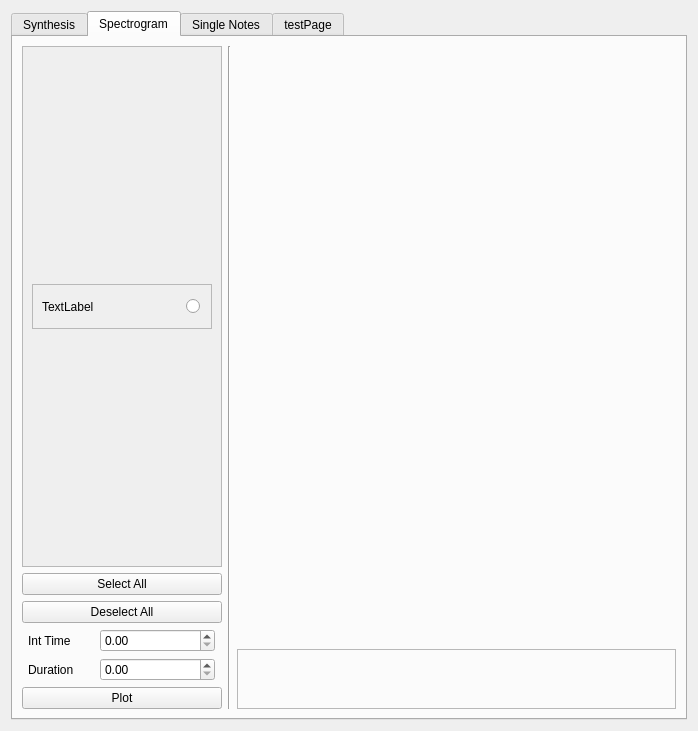
Before: the Qt Designer form designer/gui.ui in AlexStephan/ASSD_TP2, drawn with Qt 5.
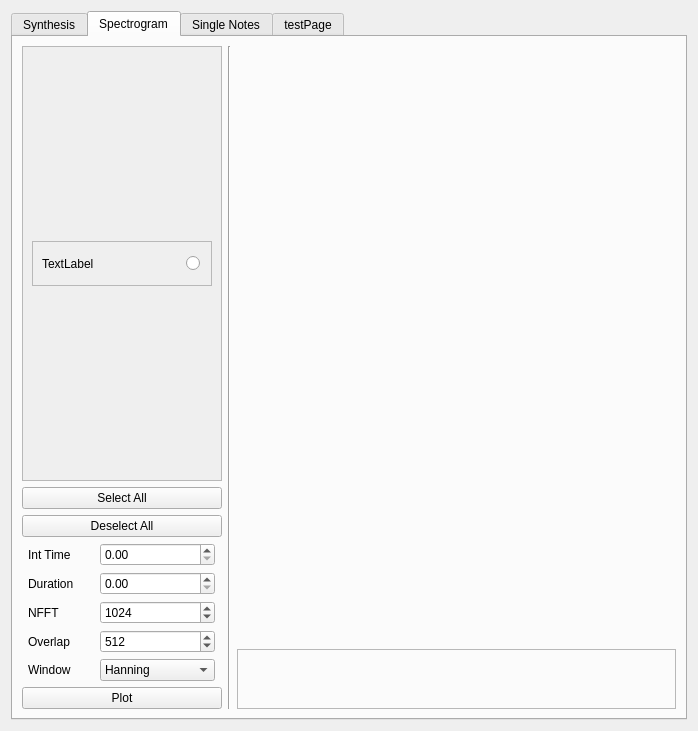
After: the same form once the commit is applied. The open tabs and pages were chosen to show the change.

Diff of the .ui file:
```diff
--- a/designer/gui.ui
+++ b/designer/gui.ui
@@ -520,7 +520,7 @@
               <x>0</x>
               <y>0</y>
               <width>196</width>
-              <height>484</height>
+              <height>387</height>
              </rect>
             </property>
             <layout class="QVBoxLayout" name="verticalLayout_20">
@@ -600,6 +600,12 @@
           <layout class="QHBoxLayout" name="horizontalLayout_12">
            <item>
             <widget class="QLabel" name="label_spectrogram_intTime">
+             <property name="minimumSize">
+              <size>
+               <width>60</width>
+               <height>0</height>
+              </size>
+             </property>
              <property name="maximumSize">
               <size>
                <width>60</width>
@@ -633,6 +639,12 @@
           <layout class="QHBoxLayout" name="horizontalLayout_13">
            <item>
             <widget class="QLabel" name="label_spectrogram_duration">
+             <property name="minimumSize">
+              <size>
+               <width>60</width>
+               <height>0</height>
+              </size>
+             </property>
              <property name="maximumSize">
               <size>
                <width>60</width>
@@ -662,6 +674,174 @@
            </item>
           </layout>
          </item>
+         <item>
+          <layout class="QHBoxLayout" name="horizontalLayout_24">
+           <item>
+            <widget class="QLabel" name="label_spectrogram_intTime_2">
+             <property name="minimumSize">
+              <size>
+               <width>60</width>
+               <height>0</height>
+              </size>
+             </property>
+             <property name="maximumSize">
+              <size>
+               <width>60</width>
+               <height>16777215</height>
+              </size>
+             </property>
+             <property name="text">
+              <string>NFFT</string>
+             </property>
+            </widget>
+           </item>
+           <item>
+            <widget class="QSpinBox" name="spinBox">
+             <property name="minimumSize">
+              <size>
+               <width>115</width>
+               <height>0</height>
+              </size>
+             </property>
+             <property name="maximumSize">
+              <size>
+               <width>115</width>
+               <height>16777215</height>
+              </size>
+             </property>
+             <property name="minimum">
+              <number>1</number>
+             </property>
+             <property name="maximum">
+              <number>999999999</number>
+             </property>
+             <property name="value">
+              <number>1024</number>
+             </property>
+            </widget>
+           </item>
+          </layout>
+         </item>
+         <item>
+          <layout class="QHBoxLayout" name="horizontalLayout_25">
+           <item>
+            <widget class="QLabel" name="label_spectrogram_intTime_3">
+             <property name="minimumSize">
+              <size>
+               <width>60</width>
+               <height>0</height>
+              </size>
+             </property>
+             <property name="maximumSize">
+              <size>
+               <width>60</width>
+               <height>16777215</height>
+              </size>
+             </property>
+             <property name="text">
+              <string>Overlap</string>
+             </property>
+            </widget>
+           </item>
+           <item>
+            <widget class="QSpinBox" name="spinBox_2">
+             <property name="minimumSize">
+              <size>
+               <width>115</width>
+               <height>0</height>
+              </size>
+             </property>
+             <property name="maximumSize">
+              <size>
+               <width>115</width>
+               <height>16777215</height>
+              </size>
+             </property>
+             <property name="minimum">
+              <number>0</number>
+             </property>
+             <property name="maximum">
+              <number>999999999</number>
+             </property>
+             <property name="value">
+              <number>512</number>
+             </property>
+            </widget>
+           </item>
+          </layout>
+         </item>
+         <item>
+          <layout class="QHBoxLayout" name="horizontalLayout_26">
+           <item>
+            <widget class="QLabel" name="label_spectrogram_intTime_4">
+             <property name="minimumSize">
+              <size>
+               <width>60</width>
+               <height>0</height>
+              </size>
+             </property>
+             <property name="maximumSize">
+              <size>
+               <width>60</width>
+               <height>16777215</height>
+              </size>
+             </property>
+             <property name="text">
+              <string>Window</string>
+             </property>
+            </widget>
+           </item>
+           <item>
+            <widget class="QComboBox" name="comboBox_15">
+             <property name="minimumSize">
+              <size>
+               <width>115</width>
+               <height>0</height>
+              </size>
+             </property>
+             <property name="maximumSize">
+              <size>
+               <width>115</width>
+               <height>16777215</height>
+              </size>
+             </property>
+             <property name="currentIndex">
+              <number>2</number>
+             </property>
+             <item>
+              <property name="text">
+               <string>None</string>
+              </property>
+             </item>
+             <item>
+              <property name="text">
+               <string>Bartlett</string>
+              </property>
+             </item>
+             <item>
+              <property name="text">
+               <string>Hanning</string>
+              </property>
+             </item>
+             <item>
+              <property name="text">
+               <string>Hamming</string>
+              </property>
+             </item>
+             <item>
+              <property name="text">
+               <string>Blackman</string>
+              </property>
+             </item>
+             <item>
+              <property name="text">
+               <string>Blackman-Harris</string>
+              </property>
+             </item>
+            </widget>
+           </item>
+          </layout>
+         </item>
          <item>
           <widget class="QPushButton" name="pushButton_spectrogram_plot">
            <property name="maximumSize">
```
Left out of the diff: 161 changed lines with no effect on the pictures.
